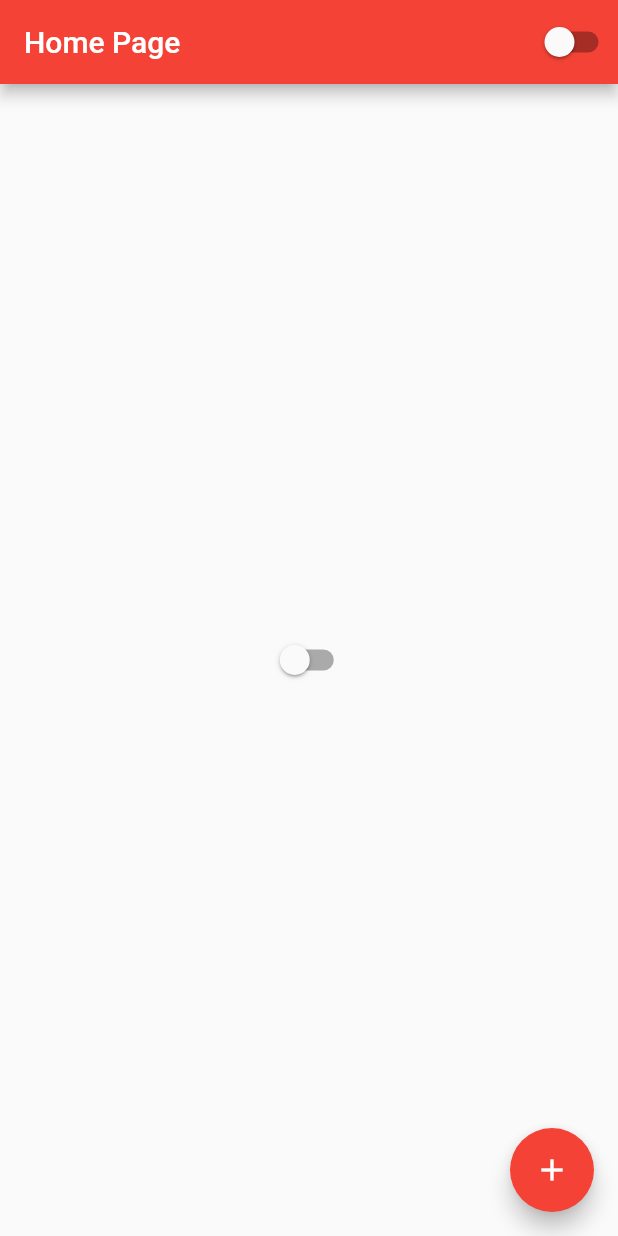
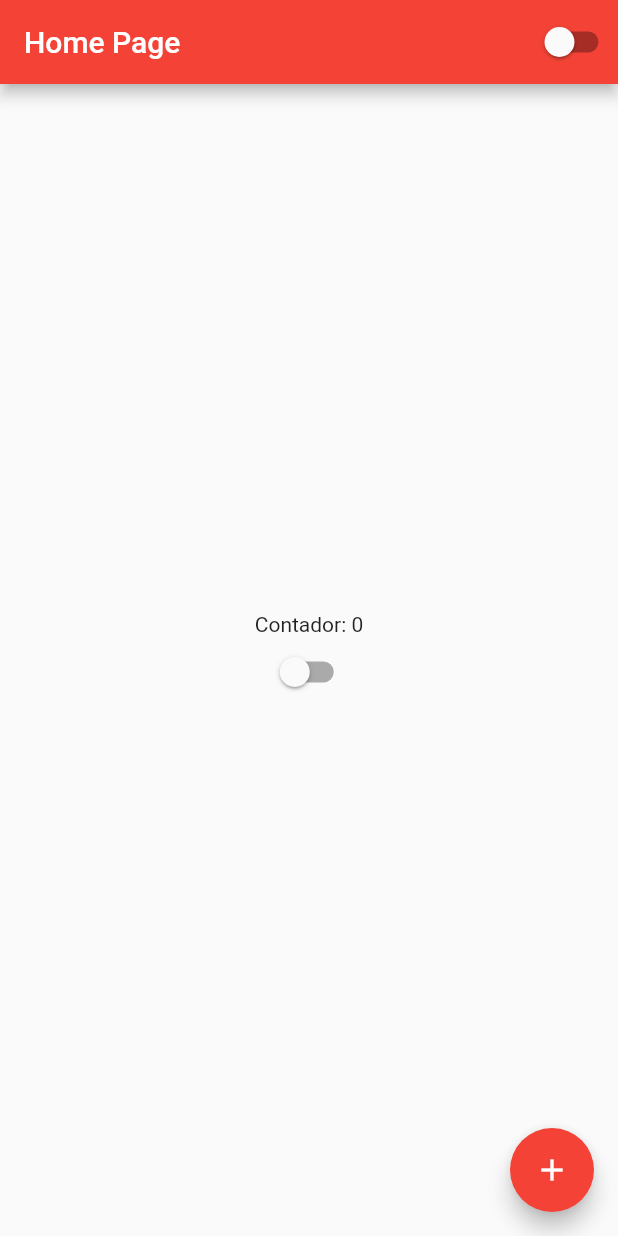
Before and after one commit to ClintonAlmeidaDev/Curso-Flutterando-2022, a Flutter app: the screen it shows after launch, on a phone screen of 412 x 824 dp. Run offline on Flutter 3.47's test engine with Material 2 defaults, Android fonts, the phone set to English and light mode, and no system bars.

Commit message:
Aula 14
Utilização de colums

```diff
--- a/curso_flutterando_2022/lib/home_page.dart
+++ b/curso_flutterando_2022/lib/home_page.dart
@@ -19,8 +19,16 @@ class HomePageState extends State<HomePage> {
         title: Text('Home Page'),
         actions: [CustomSwitch()],
       ),
-      body: Center(
-        child: CustomSwitch(),
+      body: Container(
+        width: double.infinity,
+        height: double.infinity,
+        child: Column(
+          mainAxisAlignment: MainAxisAlignment.center,
+          children: [
+            Text('Contador: $count'),
+            CustomSwitch(),
+          ],
+        ),
       ),
       floatingActionButton: FloatingActionButton(
         child: Icon(Icons.add),
```
